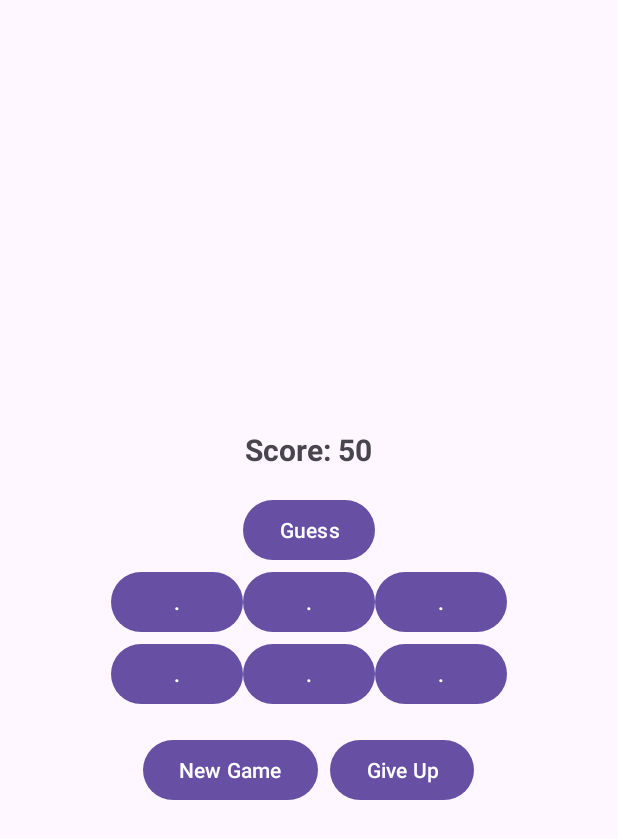
After one commit to NichNix/c14220304_latFragment, an Android app: the fragment HomeFragment shown on its own in the app's theme, on a phone screen of 412 x 824 dp. The commit adds this screen. Shown: the top 839 px of the screen. Run offline under Robolectric (Android 15) with nearby library versions, the phone set to English and light mode, and no system bars.

Commit message:
new game, give up button still error

```diff
--- a/app/build.gradle.kts
+++ b/app/build.gradle.kts
@@ -26,6 +26,7 @@ android {
             )
         }
     }
+
     compileOptions {
         sourceCompatibility = JavaVersion.VERSION_1_8
         targetCompatibility = JavaVersion.VERSION_1_8
@@ -33,10 +34,13 @@ android {
     kotlinOptions {
         jvmTarget = "1.8"
     }
+
+    buildFeatures {
+        dataBinding = true
+    }
 }
 
 dependencies {
-
     implementation(libs.androidx.core.ktx)
     implementation(libs.androidx.appcompat)
     implementation(libs.material)
--- /dev/null
+++ b/app/src/main/java/lat/paba/c14220304_latfragment/HomeFragment.kt
@@ -0,0 +1,55 @@
+package lat.paba.c14220304_latfragment
+
+import android.os.Bundle
+import androidx.fragment.app.Fragment
+import android.view.LayoutInflater
+import android.view.View
+import android.view.ViewGroup
+import android.widget.Button
+import android.widget.TextView
+import kotlin.random.Random
+
+class HomeFragment : Fragment() {
+
+    private var score = 50
+    private var randomRange = 5
+    private lateinit var scoreTextView: TextView
+    private lateinit var guessButton: Button
+
+    override fun onCreateView(
+        inflater: LayoutInflater, container: ViewGroup?,
+        savedInstanceState: Bundle?
+    ): View? {
+        val view = inflater.inflate(R.layout.fragment_home, container, false)
+
+        scoreTextView = view.findViewById(R.id.scoreTextView)
+        guessButton = view.findViewById(R.id.guessButton)
+
+        scoreTextView.text = "Score: $score"
+
+        startGame()
+
+        guessButton.setOnClickListener {
+            val correct = checkGuess()
+            if (correct) {
+                score += 10
+            } else {
+                score -= 5
+            }
+            scoreTextView.text = "Score: $score"
+        }
+
+        return view
+    }
+
+    private fun startGame() {
+
+        val numbers = List(10) { Random.nextInt(1, randomRange + 1) }
+
+    }
+
+    private fun checkGuess(): Boolean {
+
+        return Random.nextBoolean()
+    }
+}
--- /dev/null
+++ b/app/src/main/res/drawable/ic_game.xml
@@ -0,0 +1,5 @@
+<vector xmlns:android="http://schemas.android.com/apk/res/android" android:height="24dp" android:tint="#000000" android:viewportHeight="24" android:viewportWidth="24" android:width="24dp">
+
+    <path android:fillColor="@android:color/white" android:pathData="M15,7.5V2H9v5.5l3,3 3,-3zM7.5,9H2v6h5.5l3,-3 -3,-3zM9,16.5V22h6v-5.5l-3,-3 -3,3zM16.5,9l-3,3 3,3H22V9h-5.5z"/>
+
+</vector>
--- /dev/null
+++ b/app/src/main/res/drawable/ic_settings.xml
@@ -0,0 +1,5 @@
+<vector xmlns:android="http://schemas.android.com/apk/res/android" android:height="24dp" android:tint="#000000" android:viewportHeight="24" android:viewportWidth="24" android:width="24dp">
+
+    <path android:fillColor="@android:color/white" android:pathData="M19.14,12.94c0.04,-0.3 0.06,-0.61 0.06,-0.94c0,-0.32 -0.02,-0.64 -0.07,-0.94l2.03,-1.58c0.18,-0.14 0.23,-0.41 0.12,-0.61l-1.92,-3.32c-0.12,-0.22 -0.37,-0.29 -0.59,-0.22l-2.39,0.96c-0.5,-0.38 -1.03,-0.7 -1.62,-0.94L14.4,2.81c-0.04,-0.24 -0.24,-0.41 -0.48,-0.41h-3.84c-0.24,0 -0.43,0.17 -0.47,0.41L9.25,5.35C8.66,5.59 8.12,5.92 7.63,6.29L5.24,5.33c-0.22,-0.08 -0.47,0 -0.59,0.22L2.74,8.87C2.62,9.08 2.66,9.34 2.86,9.48l2.03,1.58C4.84,11.36 4.8,11.69 4.8,12s0.02,0.64 0.07,0.94l-2.03,1.58c-0.18,0.14 -0.23,0.41 -0.12,0.61l1.92,3.32c0.12,0.22 0.37,0.29 0.59,0.22l2.39,-0.96c0.5,0.38 1.03,0.7 1.62,0.94l0.36,2.54c0.05,0.24 0.24,0.41 0.48,0.41h3.84c0.24,0 0.44,-0.17 0.47,-0.41l0.36,-2.54c0.59,-0.24 1.13,-0.56 1.62,-0.94l2.39,0.96c0.22,0.08 0.47,0 0.59,-0.22l1.92,-3.32c0.12,-0.22 0.07,-0.47 -0.12,-0.61L19.14,12.94zM12,15.6c-1.98,0 -3.6,-1.62 -3.6,-3.6s1.62,-3.6 3.6,-3.6s3.6,1.62 3.6,3.6S13.98,15.6 12,15.6z"/>
+
+</vector>
--- /dev/null
+++ b/app/src/main/res/layout/fragment_home.xml
@@ -0,0 +1,84 @@
+<LinearLayout xmlns:android="http://schemas.android.com/apk/res/android"
+    android:layout_width="match_parent"
+    android:layout_height="match_parent"
+    android:orientation="vertical"
+    android:padding="16dp"
+    android:gravity="center">
+
+    <TextView
+        android:id="@+id/scoreTextView"
+        android:layout_width="wrap_content"
+        android:layout_height="wrap_content"
+        android:text="Score: 50"
+        android:textSize="20sp"
+        android:textStyle="bold"
+        android:layout_gravity="center_horizontal"
+        android:layout_marginBottom="16dp" />
+
+    <Button
+        android:id="@+id/guessButton"
+        android:layout_width="wrap_content"
+        android:layout_height="wrap_content"
+        android:text="Guess" />
+
+    <GridLayout
+        android:id="@+id/numberGridLayout"
+        android:layout_width="wrap_content"
+        android:layout_height="wrap_content"
+        android:layout_gravity="center_horizontal"
+        android:layout_marginBottom="16dp"
+        android:columnCount="3"
+        android:rowCount="2">
+
+        <Button
+            android:layout_width="wrap_content"
+            android:layout_height="wrap_content"
+            android:text="." />
+
+        <Button
+            android:layout_width="wrap_content"
+            android:layout_height="wrap_content"
+            android:text="." />
+
+        <Button
+            android:layout_width="wrap_content"
+            android:layout_height="wrap_content"
+            android:text="." />
+
+        <Button
+            android:layout_width="wrap_content"
+            android:layout_height="wrap_content"
+            android:text="." />
+
+        <Button
+            android:layout_width="wrap_content"
+            android:layout_height="wrap_content"
+            android:text="." />
+
+        <Button
+            android:layout_width="wrap_content"
+            android:layout_height="wrap_content"
+            android:text="." />
+    </GridLayout>
+
+    <LinearLayout
+        android:layout_width="wrap_content"
+        android:layout_height="wrap_content"
+        android:orientation="horizontal"
+        android:gravity="center_horizontal">
+
+        <Button
+            android:id="@+id/newGameButton"
+            android:layout_width="wrap_content"
+            android:layout_height="wrap_content"
+            android:text="New Game"
+            android:layout_marginEnd="8dp" />
+
+        <Button
+            android:id="@+id/giveUpButton"
+            android:layout_width="wrap_content"
+            android:layout_height="wrap_content"
+            android:text="Give Up" />
+    </LinearLayout>
+
+</LinearLayout>
--- a/app/src/main/res/values/strings.xml
+++ b/app/src/main/res/values/strings.xml
@@ -1,3 +1,5 @@
 <resources>
     <string name="app_name">c14220304_latFragment</string>
+    <!-- TODO: Remove or change this placeholder text -->
+    <string name="hello_blank_fragment">Hello blank fragment</string>
 </resources>
```
Also changed, not shown: app/src/main/java/lat/paba/c14220304_latfragment/MainActivity.kt (+22 -9 lines), app/src/main/java/lat/paba/c14220304_latfragment/ResultFragment.kt (added, +34 -0 lines), app/src/main/java/lat/paba/c14220304_latfragment/SettingsFragment.kt (added, +32 -0 lines), app/src/main/res/layout/activity_main.xml (+25 -9 lines), app/src/main/res/layout/fragment_result.xml (added, +12 -0 lines), app/src/main/res/layout/fragment_settings.xml (added, +30 -0 lines), app/src/main/res/menu/menu_navigation.xml (added, +14 -0 lines).
